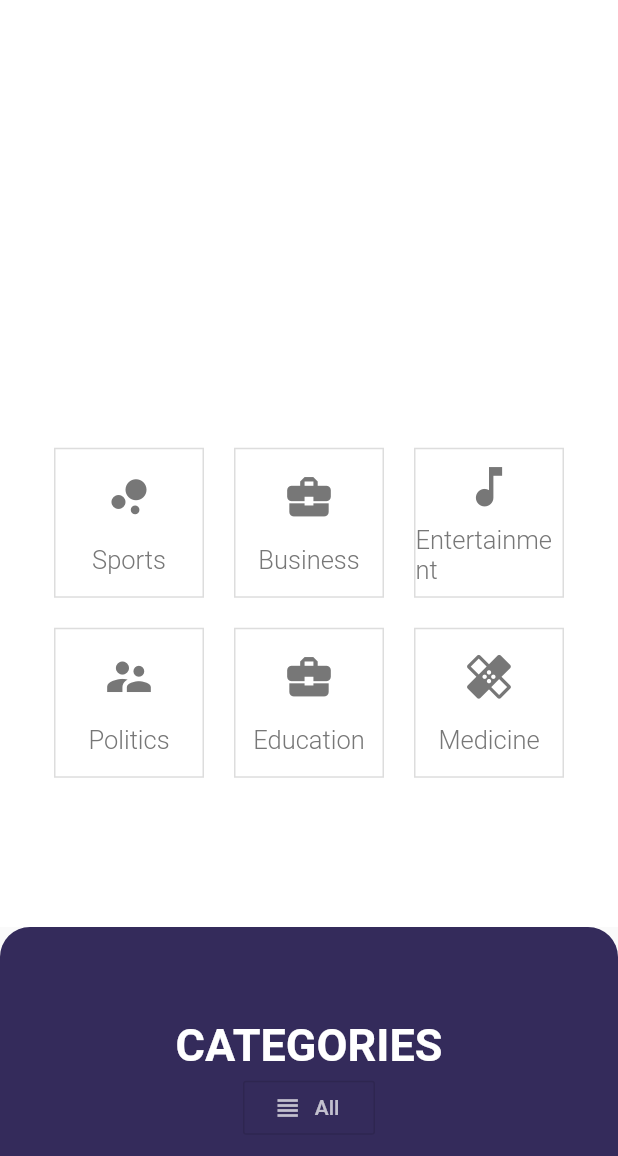
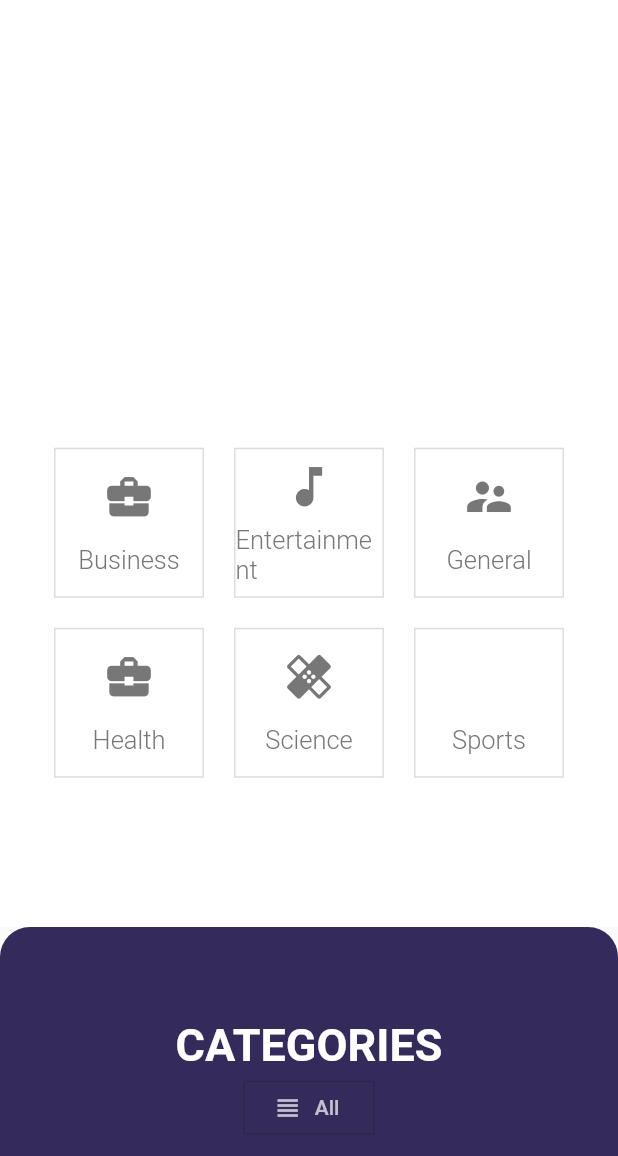
Before and after one commit to Meghatronics/0520-30-DoC-day4, a Flutter app: the CategoryGrid screen opened by its route, on a phone screen of 412 x 824 dp. Shown: the top 1156 px of the screen. Run offline on Flutter 3.47's test engine with Material 2 defaults, Android fonts, the phone set to English and light mode, and no system bars; statements that could not run were skipped.

Commit message:
Created News object and API links. Edited Category names to match API site

```diff
--- a/lib/pages/allnews.dart
+++ b/lib/pages/allnews.dart
@@ -1,12 +1,22 @@
+import 'package:day4_30doc/util/objects.dart';
 import 'package:flutter/material.dart';
 import 'package:day4_30doc/util/constants.dart';
 import 'package:day4_30doc/util/components.dart';
 
 class AllNews extends StatelessWidget {
+  void load() async {
+    FeedManager.isLoading = true;
+    var newsList = await FeedManager.getNews();
+
+
+  }
+
   @override
   Widget build(BuildContext context) {
     return Scaffold(
-      body: Container(
+      body: FeedManager.isLoading
+          ? Container(color: Colors.redAccent, width: 200, height: 200)
+          : Container(
               color: Color(0xffeeeeee),
               child: Stack(
                   fit: StackFit.expand,
--- a/lib/util/components.dart
+++ b/lib/util/components.dart
@@ -200,6 +200,7 @@ class CategoryBarItem extends StatelessWidget {
   @override
   Widget build(BuildContext context) {
     return FlatButton(
+      onPressed: null,
           child: Column(
         mainAxisAlignment: MainAxisAlignment.center,
         children: <Widget>[
--- a/lib/util/objects.dart
+++ b/lib/util/objects.dart
@@ -1,17 +1,23 @@
 import 'package:flutter/material.dart';
 
 class NewsCategory {
-  NewsCategory(this.categoryName, {this.categoryIcon});
+  NewsCategory(this.categoryName, {this.categoryIcon}) {
+    categoryParameter = categoryName.toLowerCase();
+  }
+  final String categoryName;
+  IconData categoryIcon;
+  String categoryParameter;
+}
 
-  String categoryName;
-  IconData categoryIcon;
+class News{
+  String source;
+  String author;
+  String title;
+  String imageLink;
+  String publishDate;
 }
 
 List<NewsCategory> newsCategories = [
-  NewsCategory(
-    'Sports',
-    categoryIcon: Icons.bubble_chart,
-  ),
   NewsCategory(
     'Business',
     categoryIcon: Icons.business_center,
@@ -21,20 +27,22 @@ List<NewsCategory> newsCategories = [
     categoryIcon: Icons.music_note,
   ),
   NewsCategory(
-    'Politics',
+    'General',
     categoryIcon: Icons.supervisor_account,
   ),
   NewsCategory(
-    'Education',
+    'Health',
     categoryIcon: Icons.business_center,
   ),
   NewsCategory(
-    'Medicine',
+    'Science',
     categoryIcon: Icons.healing,
+  ),
+  NewsCategory(
+    'Sports',
   ),
   NewsCategory(
     'Technology',
     categoryIcon: Icons.settings_applications,
   ),
-
 ];
```
Also changed, not shown: 1 other file. Lines whose indentation alone changed are shown as unchanged.
